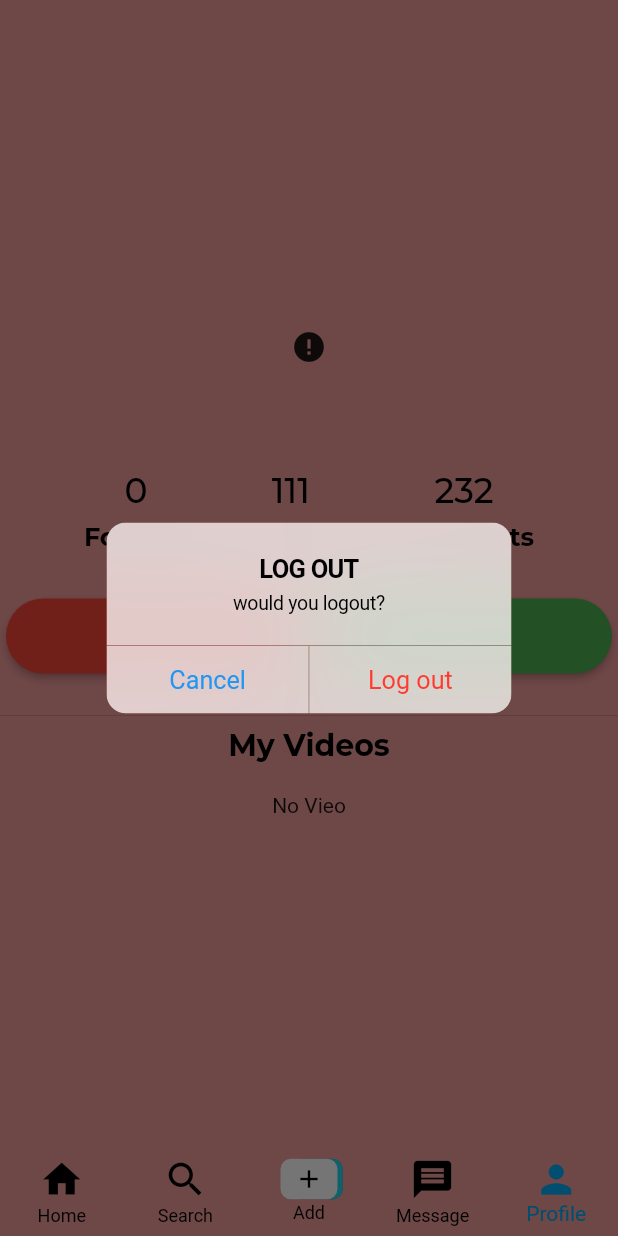
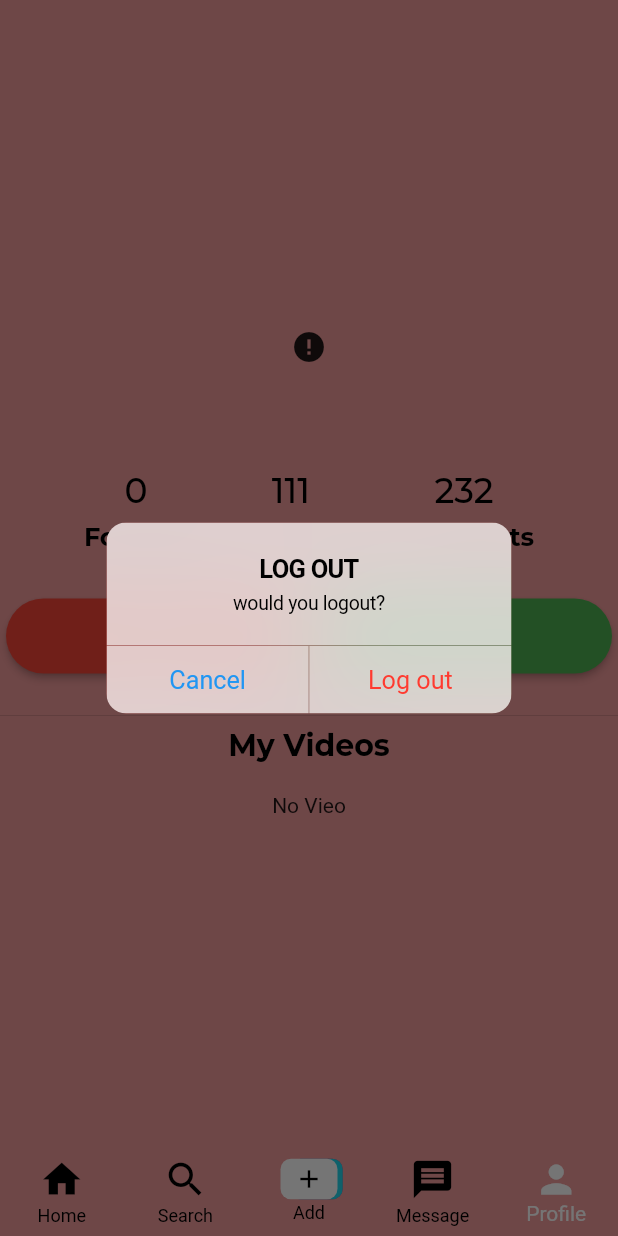
Before and after one commit to den0206/video_share, a Flutter app: the screen it shows once a user with an empty profile is signed in, item 5 of the bottom bar chosen, after a tap on "Logout", on a phone screen of 412 x 824 dp. Run offline on Flutter 3.47's test engine with Material 2 defaults, Android fonts, the phone set to English and light mode, and no system bars; drawn by our look-alikes of cached_network_image; our stand-ins replace cloud_firestore, connectivity, firebase_auth, firebase_core, firebase_storage, flutter_image_compress and 4 more; missing offline and left inert: flutter_absolute_path, multi_image_picker, video_compress; accounts and stored records are empty; network calls fail.

Commit message:
change root

```diff
--- a/lib/main.dart
+++ b/lib/main.dart
@@ -3,6 +3,7 @@ import 'package:firebase_core/firebase_core.dart';
 import 'package:flutter/material.dart';
 import 'package:flutter/services.dart';
 import 'package:provider/provider.dart';
+import 'package:video_share/src/Extension/Style.dart';
 import 'package:video_share/src/Pages/Auth/LoginPage.dart';
 import 'package:video_share/src/Pages/Auth/SignUpPage.dart';
 import 'package:video_share/src/Pages/HomePage.dart';
@@ -31,7 +32,7 @@ class MyApp extends StatelessWidget {
         theme: ThemeData(
           primarySwatch: Colors.blue,
           primaryColor: Colors.white,
-          scaffoldBackgroundColor: Colors.red[200],
+          scaffoldBackgroundColor: globalPink,
         ),
         // home: SignUpPage(),
         home: RootPage(),
@@ -56,9 +57,7 @@ class RootPage extends StatelessWidget {
       builder: (context, snapshot) {
         if (snapshot.connectionState == ConnectionState.waiting) {
           return Center(
-              child: CircularProgressIndicator(
-            backgroundColor: Colors.white,
-          ));
+              child: CircularProgressIndicator(backgroundColor: globalPink));
         }
 
         if (snapshot.hasData) {
--- a/lib/src/Extension/Style.dart
+++ b/lib/src/Extension/Style.dart
@@ -8,3 +8,5 @@ TextStyle googleFont({
 }) {
   return GoogleFonts.montserrat(fontSize: size, color: color, fontWeight: fw);
 }
+
+final Color globalPink = Colors.red[200];
--- a/lib/src/Extension/VideoPlayer.dart
+++ b/lib/src/Extension/VideoPlayer.dart
@@ -42,7 +42,8 @@ class _VideoPlayerPageState extends State<VideoPlayerPage> {
 
   @override
   Widget build(BuildContext context) {
-    return !isLoading
+    return Scaffold(
+      body: !isLoading
           ? Container(
               width: MediaQuery.of(context).size.width,
               height: MediaQuery.of(context).size.height,
@@ -50,6 +51,7 @@ class _VideoPlayerPageState extends State<VideoPlayerPage> {
             )
           : Center(
               child: CircularProgressIndicator(backgroundColor: Colors.white),
+            ),
     );
   }
 }
--- a/lib/src/Pages/HomePage.dart
+++ b/lib/src/Pages/HomePage.dart
@@ -66,7 +66,7 @@ class HomePage extends StatelessWidget {
                 type: BottomNavigationBarType.fixed,
                 onTap: model.setIndex,
                 currentIndex: model.currentIndex,
-                selectedItemColor: Colors.lightBlue,
+                selectedItemColor: Colors.white,
                 unselectedItemColor: Colors.black,
                 items: tabItems,
               ),
--- a/lib/src/Pages/RootPage.dart
+++ b/lib/src/Pages/RootPage.dart
@@ -1,5 +1,6 @@
 import 'package:flutter/material.dart';
 import 'package:provider/provider.dart';
+import 'package:video_share/src/Extension/Style.dart';
 import 'package:video_share/src/Pages/HomePage.dart';
 import 'package:video_share/src/Provider/UserState.dart';
 
@@ -20,7 +21,7 @@ class BranchPage extends StatelessWidget {
 
         return Center(
           child: CircularProgressIndicator(
-            backgroundColor: Colors.white,
+            backgroundColor: globalPink,
           ),
         );
       },
--- a/lib/src/Pages/TabPage/EditPage.dart
+++ b/lib/src/Pages/TabPage/EditPage.dart
@@ -15,6 +15,7 @@ class EditPage extends StatelessWidget {
     return Scaffold(
       appBar: AppBar(
         title: Text('Edit'),
+        backgroundColor: Colors.pink,
       ),
       body: Center(
         child: Text(
--- a/lib/src/Pages/TabPage/SearchPage.dart
+++ b/lib/src/Pages/TabPage/SearchPage.dart
@@ -82,7 +82,9 @@ class _SearchPageState extends State<SearchPage> {
                       builder: (context, snapshot) {
                         if (!snapshot.hasData) {
                           return Center(
-                            child: CircularProgressIndicator(),
+                            child: CircularProgressIndicator(
+                              backgroundColor: globalPink,
+                            ),
                           );
                         }
                         if (snapshot.data.docs.length == 0) {
--- a/lib/src/Pages/TabPage/VideoPage.dart
+++ b/lib/src/Pages/TabPage/VideoPage.dart
@@ -55,7 +55,7 @@ class VideoPage extends StatelessWidget {
                   if (!snapshot.hasData) {
                     return Center(
                       child: CircularProgressIndicator(
-                        backgroundColor: Colors.white,
+                        backgroundColor: globalPink,
                       ),
                     );
                   }
```
Also changed, not shown: lib/src/Pages/TabPage/ProfilePage.dart (+98 -56 lines). Lines whose indentation alone changed are shown as unchanged.
